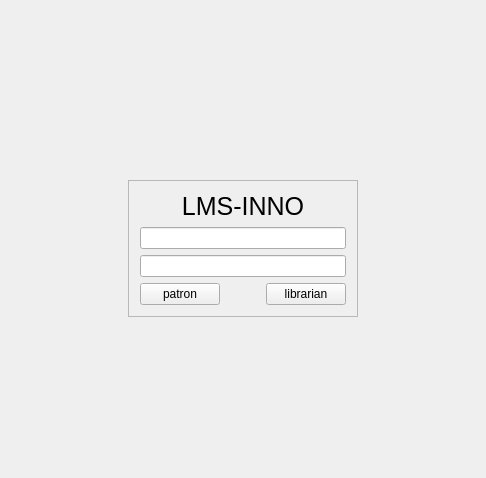
Louie-ru/LMS-INNO, file QT/mainwindow.ui: the form before one commit.
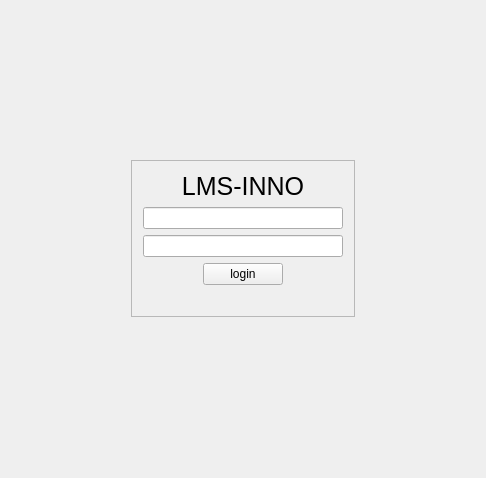
The form after the commit. Icons and pictures are not drawn.

Commit message: login, book_check_out, get_checked_out_books

The edit to the form file:
```diff
--- a/QT/mainwindow.ui
+++ b/QT/mainwindow.ui
@@ -102,14 +102,26 @@
           </widget>
          </item>
          <item>
-          <widget class="QLineEdit" name="lineEdit">
+          <widget class="QLineEdit" name="line_login">
+           <property name="minimumSize">
+            <size>
+             <width>200</width>
+             <height>0</height>
+            </size>
+           </property>
            <property name="toolTip">
             <string>login</string>
            </property>
           </widget>
          </item>
          <item>
-          <widget class="QLineEdit" name="lineEdit_2">
+          <widget class="QLineEdit" name="line_password">
+           <property name="minimumSize">
+            <size>
+             <width>200</width>
+             <height>0</height>
+            </size>
+           </property>
            <property name="toolTip">
             <string>password</string>
            </property>
@@ -121,34 +133,30 @@
          <item>
           <layout class="QHBoxLayout" name="horizontalLayout">
            <item>
-            <widget class="QPushButton" name="pushButton">
-             <property name="text">
-              <string>patron</string>
-             </property>
-            </widget>
-           </item>
-           <item>
-            <spacer name="horizontalSpacer">
-             <property name="orientation">
-              <enum>Qt::Horizontal</enum>
-             </property>
-             <property name="sizeHint" stdset="0">
+            <widget class="QPushButton" name="button_login">
+             <property name="maximumSize">
               <size>
-               <width>40</width>
-               <height>20</height>
+               <width>80</width>
+               <height>16777215</height>
               </size>
              </property>
-            </spacer>
-           </item>
-           <item>
-            <widget class="QPushButton" name="pushButton_2">
              <property name="text">
-              <string>librarian</string>
+              <string>login</string>
              </property>
             </widget>
            </item>
           </layout>
          </item>
+         <item>
+          <widget class="QLabel" name="status">
+           <property name="text">
+            <string/>
+           </property>
+           <property name="alignment">
+            <set>Qt::AlignCenter</set>
+           </property>
+          </widget>
+         </item>
         </layout>
        </widget>
       </item>
```
Left out of the diff: 6 changed lines with no effect on the pictures. The commit also changes 15 other files.
